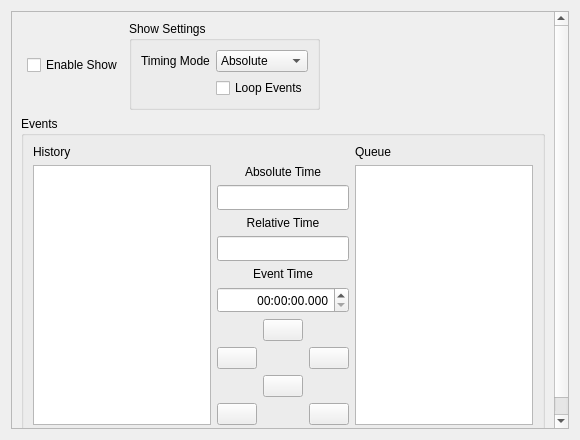
This is src/widget/showcontrolwidget.ui in 8bitbuddhist/PixelMaestro-Studio as Qt 5 draws it before an edit. The edited form follows.
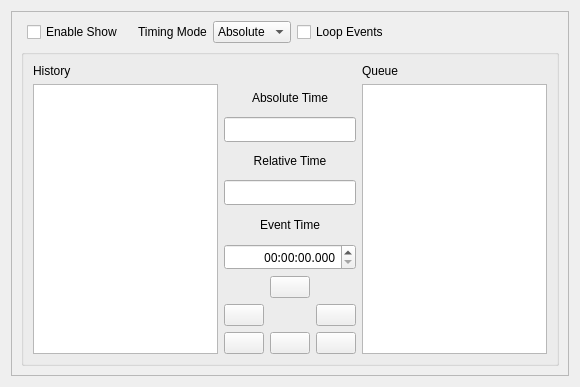
This is the edited form. Icons and pictures are not drawn.

What changed in the file:
```diff
--- a/src/widget/showcontrolwidget.ui
+++ b/src/widget/showcontrolwidget.ui
@@ -7,7 +7,7 @@
     <x>0</x>
     <y>0</y>
     <width>580</width>
-    <height>440</height>
+    <height>387</height>
    </rect>
   </property>
   <property name="windowTitle">
@@ -24,18 +24,21 @@
        <rect>
         <x>0</x>
         <y>0</y>
-        <width>546</width>
-        <height>467</height>
+        <width>560</width>
+        <height>367</height>
        </rect>
       </property>
       <layout class="QGridLayout" name="gridLayout">
        <item row="2" column="1" colspan="5">
         <widget class="QGroupBox" name="eventsGroupBox">
          <property name="title">
-          <string>Events</string>
+          <string/>
+         </property>
+         <property name="flat">
+          <bool>true</bool>
          </property>
          <layout class="QGridLayout" name="gridLayout_17">
-          <item row="0" column="0">
+          <item row="1" column="0">
            <widget class="QLabel" name="eventHistoryLabel">
             <property name="sizePolicy">
              <sizepolicy hsizetype="MinimumExpanding" vsizetype="Fixed">
@@ -48,7 +51,7 @@
             </property>
            </widget>
           </item>
-          <item row="0" column="2">
+          <item row="1" column="2">
            <widget class="QLabel" name="eventListLabel">
             <property name="sizePolicy">
              <sizepolicy hsizetype="MinimumExpanding" vsizetype="Fixed">
@@ -61,7 +64,7 @@
             </property>
            </widget>
           </item>
-          <item row="1" column="2">
+          <item row="2" column="2">
            <widget class="QListWidget" name="eventQueueWidget">
             <property name="sizePolicy">
              <sizepolicy hsizetype="Expanding" vsizetype="MinimumExpanding">
@@ -92,7 +95,35 @@
             </property>
            </widget>
           </item>
-          <item row="1" column="1">
+          <item row="2" column="0">
+           <widget class="QListWidget" name="eventHistoryWidget">
+            <property name="sizePolicy">
+             <sizepolicy hsizetype="Expanding" vsizetype="MinimumExpanding">
+              <horstretch>0</horstretch>
+              <verstretch>0</verstretch>
+             </sizepolicy>
+            </property>
+            <property name="toolTip">
+             <string/>
+            </property>
+            <property name="dragEnabled">
+             <bool>false</bool>
+            </property>
+            <property name="dragDropMode">
+             <enum>QAbstractItemView::DragOnly</enum>
+            </property>
+            <property name="alternatingRowColors">
+             <bool>true</bool>
+            </property>
+            <property name="selectionMode">
+             <enum>QAbstractItemView::ExtendedSelection</enum>
+            </property>
+            <property name="selectionRectVisible">
+             <bool>false</bool>
+            </property>
+           </widget>
+          </item>
+          <item row="2" column="1">
            <layout class="QVBoxLayout" name="eventControlLayout">
             <property name="sizeConstraint">
              <enum>QLayout::SetMinimumSize</enum>
@@ -303,21 +334,7 @@
                 </property>
                </widget>
               </item>
-              <item row="3" column="3">
-               <widget class="QPushButton" name="clearQueueButton">
-                <property name="toolTip">
-                 <string>Clear the Event queue</string>
-                </property>
-                <property name="text">
-                 <string/>
-                </property>
-                <property name="icon">
-                 <iconset resource="../resources/images/images.qrc">
-                  <normaloff>:/icon_cancel.png</normaloff>:/icon_cancel.png</iconset>
-                </property>
-               </widget>
-              </item>
-              <item row="3" column="1">
+              <item row="2" column="1">
                <widget class="QPushButton" name="clearHistoryButton">
                 <property name="toolTip">
                  <string>Clear the Event History</string>
@@ -331,38 +348,24 @@
                 </property>
                </widget>
               </item>
+              <item row="2" column="3">
+               <widget class="QPushButton" name="clearQueueButton">
+                <property name="toolTip">
+                 <string>Clear the Event queue</string>
+                </property>
+                <property name="text">
+                 <string/>
+                </property>
+                <property name="icon">
+                 <iconset resource="../resources/images/images.qrc">
+                  <normaloff>:/icon_cancel.png</normaloff>:/icon_cancel.png</iconset>
+                </property>
+               </widget>
+              </item>
              </layout>
             </item>
            </layout>
           </item>
-          <item row="1" column="0">
-           <widget class="QListWidget" name="eventHistoryWidget">
-            <property name="sizePolicy">
-             <sizepolicy hsizetype="Expanding" vsizetype="MinimumExpanding">
-              <horstretch>0</horstretch>
-              <verstretch>0</verstretch>
-             </sizepolicy>
-            </property>
-            <property name="toolTip">
-             <string/>
-            </property>
-            <property name="dragEnabled">
-             <bool>false</bool>
-            </property>
-            <property name="dragDropMode">
-             <enum>QAbstractItemView::DragOnly</enum>
-            </property>
-            <property name="alternatingRowColors">
-             <bool>true</bool>
-            </property>
-            <property name="selectionMode">
-             <enum>QAbstractItemView::ExtendedSelection</enum>
-            </property>
-            <property name="selectionRectVisible">
-             <bool>false</bool>
-            </property>
-           </widget>
-          </item>
          </layout>
         </widget>
        </item>
@@ -376,13 +379,40 @@
          </property>
         </widget>
        </item>
-       <item row="0" column="3">
-        <widget class="QGroupBox" name="advancedSettingsGroupBox">
+       <item row="0" column="3" alignment="Qt::AlignTop">
+        <widget class="QGroupBox" name="showGroupBox">
+         <property name="sizePolicy">
+          <sizepolicy hsizetype="Preferred" vsizetype="Preferred">
+           <horstretch>0</horstretch>
+           <verstretch>0</verstretch>
+          </sizepolicy>
+         </property>
+         <property name="styleSheet">
+          <string notr="true">.QGroupBox {border:none}</string>
+         </property>
          <property name="title">
-          <string>Show Settings</string>
+          <string/>
          </property>
-         <layout class="QGridLayout" name="gridLayout_16">
-          <item row="0" column="0">
+         <property name="alignment">
+          <set>Qt::AlignLeading|Qt::AlignLeft|Qt::AlignTop</set>
+         </property>
+         <property name="flat">
+          <bool>false</bool>
+         </property>
+         <layout class="QHBoxLayout" name="horizontalLayout_2">
+          <property name="leftMargin">
+           <number>9</number>
+          </property>
+          <property name="topMargin">
+           <number>0</number>
+          </property>
+          <property name="rightMargin">
+           <number>0</number>
+          </property>
+          <property name="bottomMargin">
+           <number>0</number>
+          </property>
+          <item>
            <widget class="QLabel" name="timingModeLabel">
             <property name="sizePolicy">
              <sizepolicy hsizetype="Minimum" vsizetype="Preferred">
@@ -398,17 +428,7 @@
             </property>
            </widget>
           </item>
-          <item row="1" column="1">
-           <widget class="QCheckBox" name="loopCheckBox">
-            <property name="toolTip">
-             <string>If true, the Show repeats after the last event</string>
-            </property>
-            <property name="text">
-             <string>Loop Events</string>
-            </property>
-           </widget>
-          </item>
-          <item row="0" column="1">
+          <item>
            <widget class="QComboBox" name="timingModeComboBox">
             <property name="sizePolicy">
              <sizepolicy hsizetype="Minimum" vsizetype="Fixed">
@@ -431,6 +451,16 @@
             </item>
            </widget>
           </item>
+          <item>
+           <widget class="QCheckBox" name="loopCheckBox">
+            <property name="toolTip">
+             <string>If true, the Show repeats after the last event</string>
+            </property>
+            <property name="text">
+             <string>Loop Events</string>
+            </property>
+           </widget>
+          </item>
          </layout>
         </widget>
        </item>
```
Left out of the diff: 28 changed lines with no effect on the pictures.
